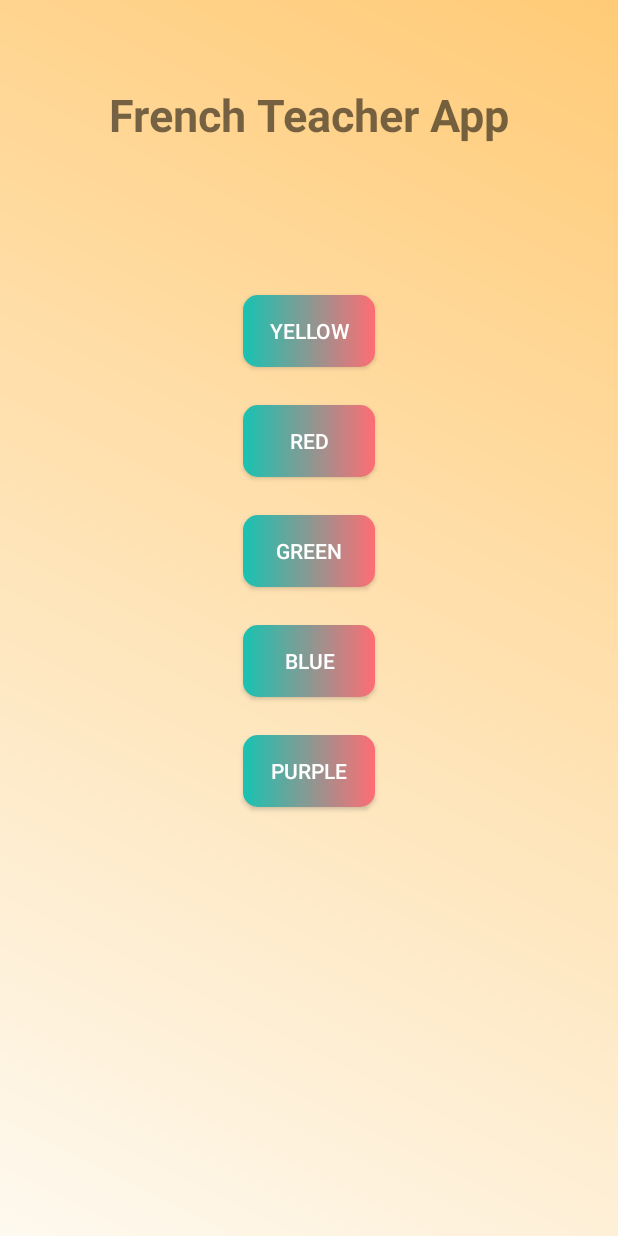
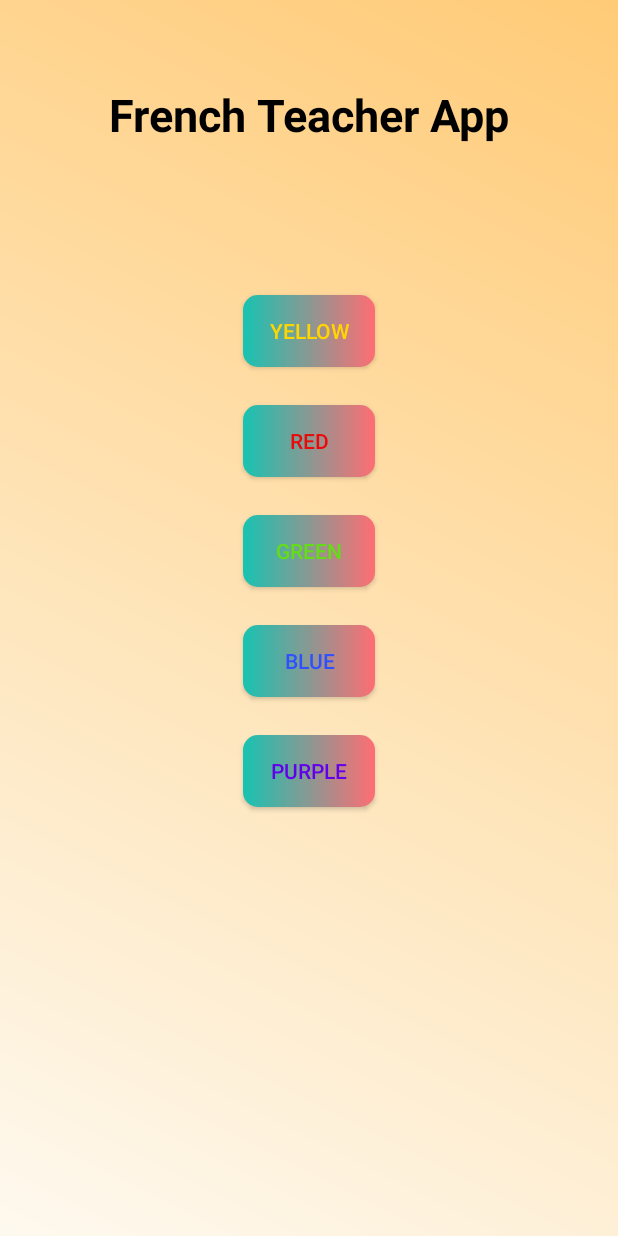
Before and after one commit to Aman7766/android-french-teacher, an Android app: the screen it shows after launch (MainActivity), on a phone screen of 412 x 824 dp. Run offline under Robolectric (Android 15) with nearby library versions, the phone set to English and light mode, and no system bars.

```diff
--- a/app/src/main/res/layout/activity_main.xml
+++ b/app/src/main/res/layout/activity_main.xml
@@ -10,9 +10,8 @@
   <Button
       android:id="@+id/button2"
        style="@style/btn_style"
-
       android:layout_marginTop="100dp"
-
+android:textColor="#FFD600"
       android:text="Yellow"
       app:layout_constraintEnd_toEndOf="parent"
       app:layout_constraintStart_toStartOf="parent"
@@ -21,10 +20,7 @@
   <Button
       android:id="@+id/button3"
       style="@style/btn_style"
-
-
-
-
+      android:textColor="#6200EA"
       android:text="purple"
       app:layout_constraintEnd_toEndOf="parent"
       app:layout_constraintStart_toStartOf="parent"
@@ -35,7 +31,7 @@
       style="@style/btn_style"
 
 
-
+      android:textColor="#304FFE"
       android:text="Blue"
       app:layout_constraintEnd_toEndOf="parent"
       app:layout_constraintStart_toStartOf="parent"
@@ -45,7 +41,7 @@
       android:id="@+id/button5"
       style="@style/btn_style"
 
-
+      android:textColor="#64DD17"
 
       android:text="green"
       app:layout_constraintEnd_toEndOf="parent"
@@ -56,6 +52,7 @@
       android:id="@+id/button"
       style="@style/btn_style"
       android:text="REd"
+      android:textColor="#EA0808"
       app:layout_constraintEnd_toEndOf="parent"
       app:layout_constraintStart_toStartOf="parent"
       app:layout_constraintTop_toBottomOf="@+id/button2" />
@@ -63,6 +60,7 @@
   <TextView
       android:id="@+id/textView"
       style="@style/wc"
+      android:textColor="@color/black"
       android:layout_marginStart="146.5dp"
       android:layout_marginTop="56dp"
       android:layout_marginEnd="146.5dp"
```
Also changed, not shown: 5 other files.
